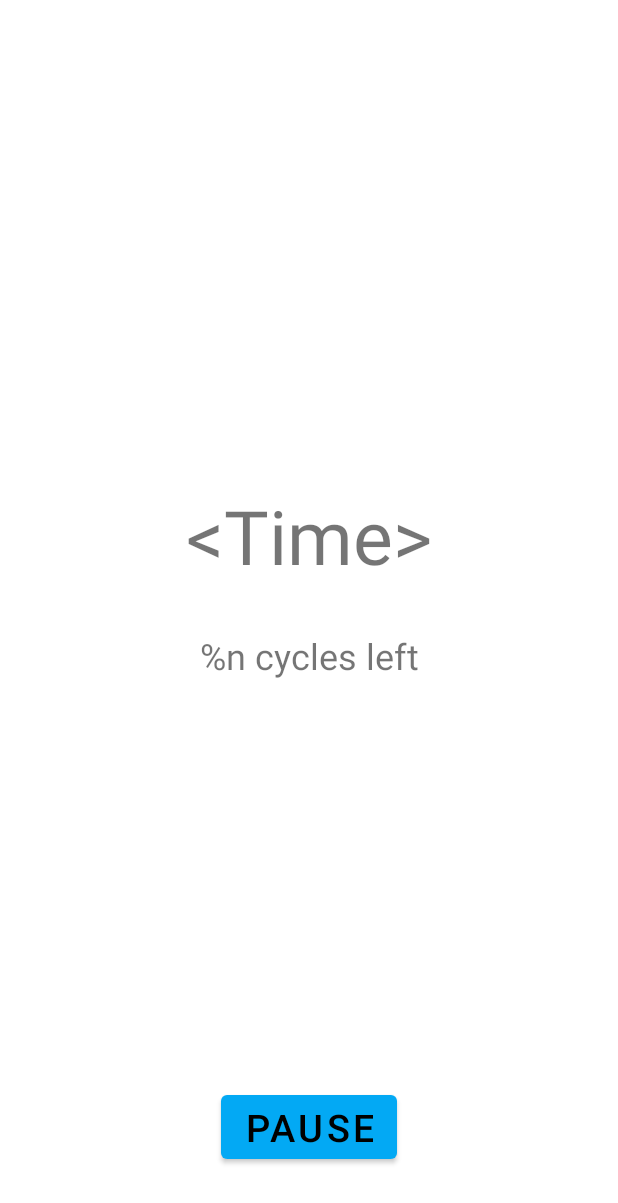
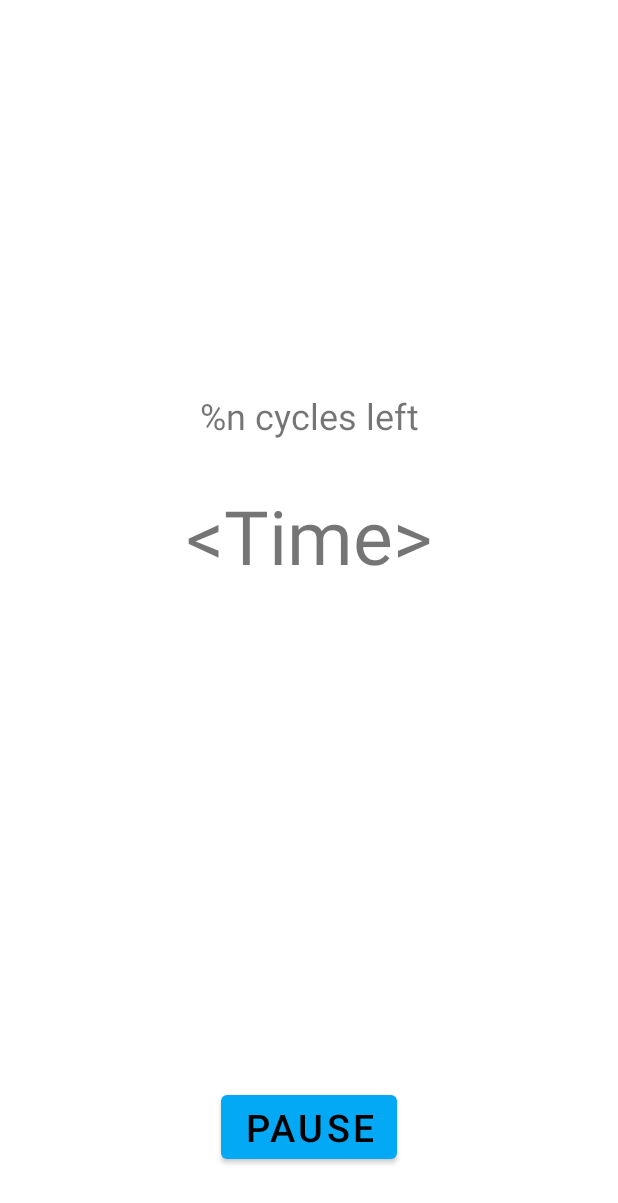
Before and after one commit to Han2-Ro/SuperTime, an Android app: the layout activity_timer.xml on its own in the app's theme, with its tools: preview values and no code run, on a phone screen of 412 x 824 dp. Shown: the top 1203 px of the screen. Run offline under Robolectric (Android 15) with nearby library versions, the phone set to English and light mode, and no system bars.

Commit message:
small changes

```diff
--- a/app/src/main/res/layout/activity_timer.xml
+++ b/app/src/main/res/layout/activity_timer.xml
@@ -23,12 +23,12 @@
         android:id="@+id/txtCycles"
         android:layout_width="wrap_content"
         android:layout_height="wrap_content"
-        android:layout_marginTop="30dp"
+        android:layout_marginBottom="30dp"
         android:text="%n cycles left"
         android:textSize="24sp"
         app:layout_constraintEnd_toEndOf="@+id/txtTime"
         app:layout_constraintStart_toStartOf="@+id/txtTime"
-        app:layout_constraintTop_toBottomOf="@+id/txtTime" />
+        app:layout_constraintBottom_toTopOf="@+id/txtTime" />
 
     <androidx.constraintlayout.widget.Guideline
         android:id="@+id/guideline"
```
